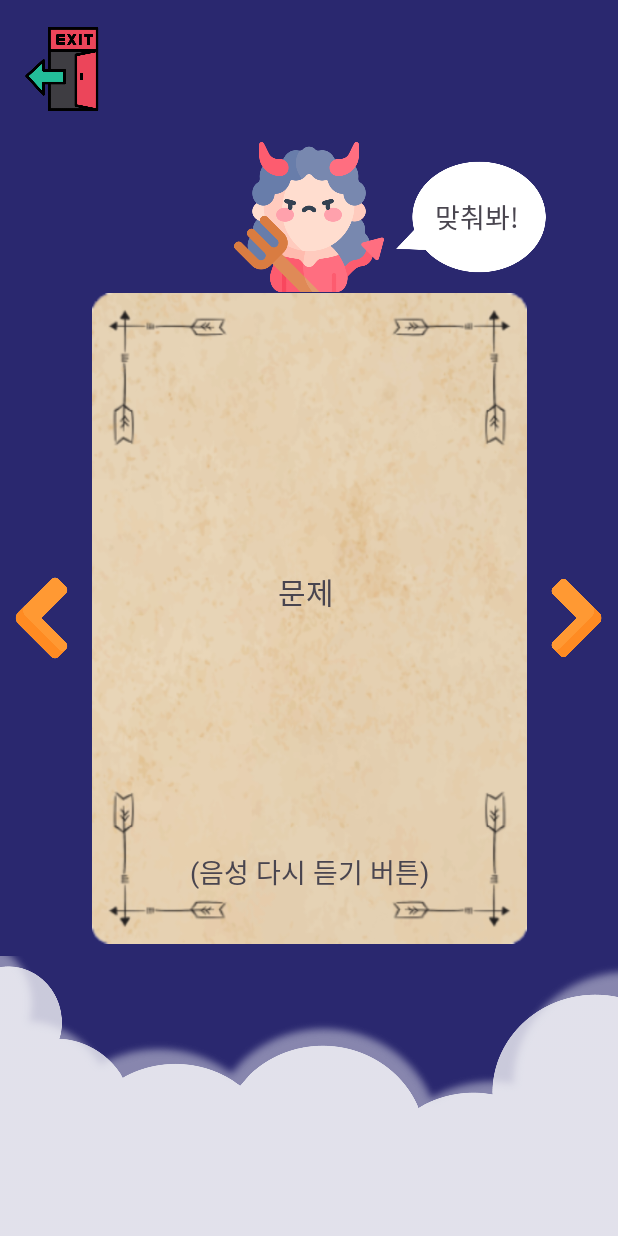
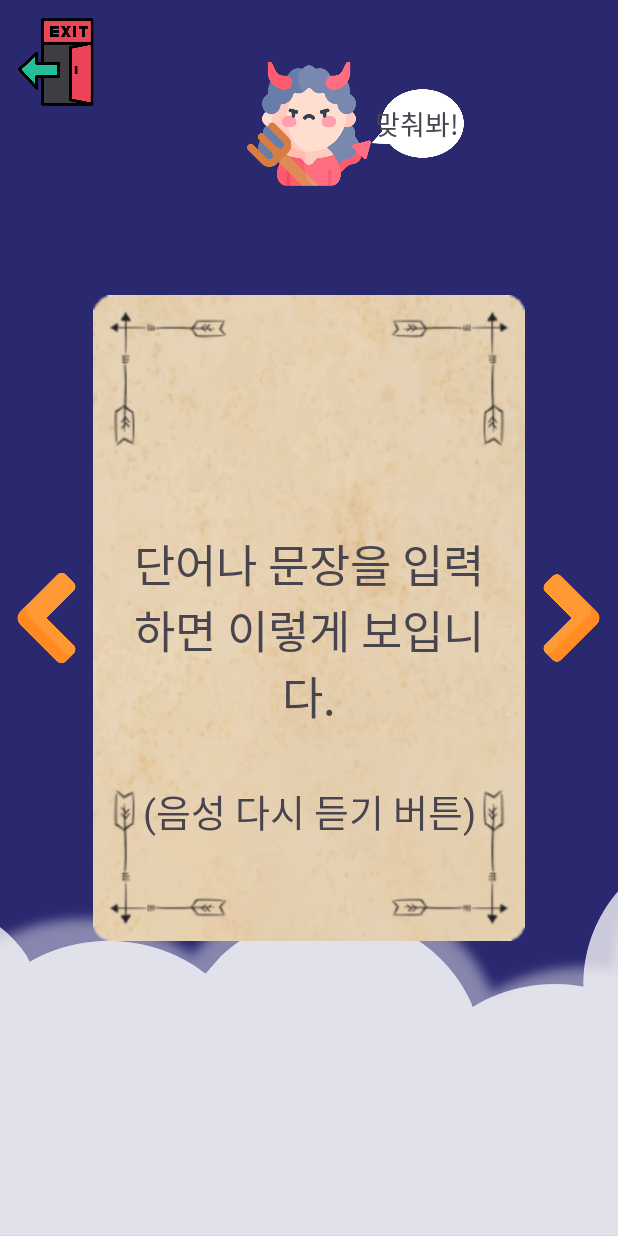
Before and after one commit to tongueEye/HearWow, an Android app: the PlayQuizActivity screen opened directly, with no data from a screen before it, on a phone screen of 412 x 824 dp. Run offline under Robolectric (Android 15) with nearby library versions, the phone set to English and light mode, and no system bars; our stand-ins replace Room's generated code; 1 statement that could not run was skipped.

Commit message:
[FIX] 퀴즈 화면 반응형 처리 및 글자수 제한 1. 퀴즈 화면 반응형 처리  - 퀴즈 카드가 폰이나 태블릿에서 실행했을 때 알맞은 비율로 보이도록 수정 2. 글자 수 제한  - 듣고 따라 말할 수 있는 한 문장 기준 30자로 입력 글자 수 제한

```diff
--- a/app/src/main/java/com/tongueeye/wordcard/MainActivity.kt
+++ b/app/src/main/java/com/tongueeye/wordcard/MainActivity.kt
@@ -5,22 +5,13 @@ import android.content.pm.PackageManager
 import android.graphics.Color
 import android.graphics.drawable.ColorDrawable
 import android.net.Uri
-import android.os.Build
 import android.os.Bundle
 import android.provider.MediaStore
 import android.speech.tts.TextToSpeech
 import android.text.Editable
 import android.text.TextWatcher
-import android.util.Log
 import android.view.LayoutInflater
-import com.google.android.material.snackbar.Snackbar
 import androidx.appcompat.app.AppCompatActivity
-import androidx.navigation.findNavController
-import androidx.navigation.ui.AppBarConfiguration
-import androidx.navigation.ui.navigateUp
-import androidx.navigation.ui.setupActionBarWithNavController
-import android.view.Menu
-import android.view.MenuItem
 import android.view.View
 import android.widget.Toast
 import androidx.appcompat.app.AlertDialog
@@ -126,7 +117,7 @@ class MainActivity : AppCompatActivity(), TextToSpeech.OnInitListener {
             }
             override fun onTextChanged(s: CharSequence?, start: Int, before: Int, count: Int) {
                 // 변경 중
-                dialogBinding.qtextCountTV.text="(${s?.length}자/100자)"
+                dialogBinding.qtextCountTV.text="(${s?.length}자/30자)"
             }
             override fun afterTextChanged(s: Editable?) {
             }
@@ -294,13 +285,13 @@ class MainActivity : AppCompatActivity(), TextToSpeech.OnInitListener {
             DELETE_IMAGE_CHECK = 1
         }
 
-        dialogBinding.qtextCountTV.text="(${dialogBinding.quizEditText.text.length}자/100자)"
+        dialogBinding.qtextCountTV.text="(${dialogBinding.quizEditText.text.length}자/30자)"
         dialogBinding.quizEditText.addTextChangedListener(object: TextWatcher{
             override fun beforeTextChanged(s: CharSequence?, start: Int, count: Int, after: Int) {
             }
             override fun onTextChanged(s: CharSequence?, start: Int, before: Int, count: Int) {
                 // 변경 중
-                dialogBinding.qtextCountTV.text="(${s?.length}자/100자)"
+                dialogBinding.qtextCountTV.text="(${s?.length}자/30자)"
             }
             override fun afterTextChanged(s: Editable?) {
             }
@@ -456,6 +447,4 @@ class MainActivity : AppCompatActivity(), TextToSpeech.OnInitListener {
         dialog.show()
     }
 
-
-
 }
--- a/app/src/main/res/layout/activity_play_quiz.xml
+++ b/app/src/main/res/layout/activity_play_quiz.xml
@@ -6,128 +6,155 @@
     android:layout_height="match_parent"
     android:background="@color/dark_night">
 
+    <!-- 배경 이미지 -->
     <ImageView
         android:id="@+id/play_quiz_bottom"
-        android:layout_width="match_parent"
+        android:layout_width="0dp"
         android:layout_height="0dp"
         android:scaleType="centerCrop"
         app:layout_constraintBottom_toBottomOf="parent"
         app:layout_constraintEnd_toEndOf="parent"
         app:layout_constraintStart_toStartOf="parent"
-        app:layout_constraintDimensionRatio="2.2:1"
+        app:layout_constraintHeight_percent="0.4"
         app:srcCompat="@drawable/splash_bottom" />
 
+    <!-- 중앙 버튼 -->
     <ImageView
         android:id="@+id/devil_check_btn"
-        android:layout_width="100dp"
-        android:layout_height="100dp"
+        android:layout_width="0dp"
+        android:layout_height="0dp"
         app:layout_constraintBottom_toTopOf="@+id/quiz_paper_IV"
         app:layout_constraintEnd_toEndOf="parent"
-        app:layout_constraintHorizontal_bias="0.501"
         app:layout_constraintStart_toStartOf="parent"
+        app:layout_constraintHeight_percent="0.15"
+        app:layout_constraintWidth_percent="0.2"
         app:srcCompat="@drawable/devil_icon" />
 
+    <!-- 대화 상자 이미지 -->
     <ImageView
         android:id="@+id/dialog_IV"
-        android:layout_width="100dp"
-        android:layout_height="100dp"
-        android:layout_marginStart="8dp"
+        android:layout_width="0dp"
+        android:layout_height="0dp"
         app:layout_constraintBottom_toBottomOf="@+id/devil_check_btn"
         app:layout_constraintStart_toEndOf="@+id/devil_check_btn"
+        app:layout_constraintHeight_percent="0.15"
+        app:layout_constraintWidth_percent="0.15"
         app:srcCompat="@drawable/dialog" />
 
+    <!-- 대화 상자 텍스트 -->
     <TextView
         android:id="@+id/dialog_TV"
         android:layout_width="wrap_content"
         android:layout_height="wrap_content"
-        android:layout_marginStart="16dp"
         android:fontFamily="@font/nexon_cart_gothic_bold"
         android:text="맞춰봐!"
-        android:textSize="18dp"
+        android:textSize="18sp"
         android:textAlignment="center"
         app:layout_constraintBottom_toBottomOf="@+id/dialog_IV"
         app:layout_constraintEnd_toEndOf="@+id/dialog_IV"
         app:layout_constraintStart_toEndOf="@+id/devil_check_btn"
         app:layout_constraintTop_toTopOf="@+id/dialog_IV" />
 
+    <!-- 문제 카드 배경 -->
     <ImageView
         android:id="@+id/quiz_paper_IV"
-        android:layout_width="290dp"
-        android:layout_height="435dp"
+        android:layout_width="0dp"
+        android:layout_height="0dp"
         app:layout_constraintBottom_toBottomOf="@+id/play_quiz_bottom"
         app:layout_constraintEnd_toEndOf="parent"
+        app:layout_constraintHeight_percent="0.65"
         app:layout_constraintStart_toStartOf="parent"
         app:layout_constraintTop_toTopOf="parent"
+        app:layout_constraintWidth_percent="0.7"
         app:srcCompat="@drawable/quiz_card_paper" />
 
+    <!-- 좌측 버튼 -->
     <ImageView
         android:id="@+id/leftBtn"
-        android:layout_width="55dp"
-        android:layout_height="80dp"
+        android:layout_width="0dp"
+        android:layout_height="0dp"
         app:layout_constraintBottom_toBottomOf="@+id/quiz_paper_IV"
         app:layout_constraintStart_toStartOf="parent"
         app:layout_constraintTop_toTopOf="@+id/quiz_paper_IV"
+        app:layout_constraintHeight_percent="0.1"
+        app:layout_constraintWidth_percent="0.15"
         app:srcCompat="@drawable/arrow_left" />
 
+    <!-- 우측 버튼 -->
     <ImageView
         android:id="@+id/rightBtn"
-        android:layout_width="55dp"
-        android:layout_height="80dp"
+        android:layout_width="0dp"
+        android:layout_height="0dp"
         app:layout_constraintBottom_toBottomOf="@+id/quiz_paper_IV"
         app:layout_constraintEnd_toEndOf="parent"
         app:layout_constraintTop_toTopOf="@+id/quiz_paper_IV"
+        app:layout_constraintHeight_percent="0.1"
+        app:layout_constraintWidth_percent="0.15"
         app:srcCompat="@drawable/arrow_right" />
 
+    <!-- 종료 버튼 -->
     <ImageView
         android:id="@+id/exit_btn"
-        android:layout_width="70dp"
-        android:layout_height="60dp"
+        android:layout_width="0dp"
+        android:layout_height="0dp"
         android:layout_marginStart="10dp"
-        android:layout_marginTop="16dp"
         app:layout_constraintStart_toStartOf="parent"
         app:layout_constraintTop_toTopOf="parent"
+        app:layout_constraintHeight_percent="0.1"
+        app:layout_constraintWidth_percent="0.15"
         app:srcCompat="@drawable/exit_btn" />
+
+    <!-- 문제 텍스트 -->
+
+    <!-- 문제 이미지 -->
+
+    <!-- 음성 재생 버튼 텍스트 -->
 
     <TextView
         android:id="@+id/question_TV"
-        android:layout_width="230dp"
-        android:layout_height="0dp"
-        android:layout_marginTop="35dp"
-        android:layout_marginEnd="4dp"
-        android:layout_marginBottom="8dp"
+        android:layout_width="0dp"
+        android:layout_height="wrap_content"
         android:fontFamily="@font/nexon_cart_gothic_medium"
         android:gravity="center"
-        android:text="문제"
+        android:text="단어나 문장을 입력하면 이렇게 보입니다."
         android:textAlignment="center"
-        android:textSize="20dp"
+        android:textSize="30sp"
+        android:paddingStart="20dp"
+        android:paddingEnd="20dp"
         app:layout_constraintBottom_toTopOf="@+id/tts_replay_TV"
         app:layout_constraintEnd_toEndOf="@+id/quiz_paper_IV"
+        app:layout_constraintHorizontal_bias="0.0"
         app:layout_constraintStart_toStartOf="@+id/quiz_paper_IV"
-        app:layout_constraintTop_toBottomOf="@+id/question_IV" />
+        app:layout_constraintTop_toBottomOf="@+id/question_IV"
+        app:layout_constraintVertical_bias="0.5" />
 
     <ImageView
         android:id="@+id/question_IV"
-        android:layout_width="150dp"
-        android:layout_height="150dp"
-        android:layout_marginTop="50dp"
+        android:layout_width="0dp"
+        android:layout_height="0dp"
         android:scaleType="fitCenter"
         android:visibility="gone"
+        app:layout_constraintBottom_toTopOf="@+id/play_quiz_bottom"
         app:layout_constraintEnd_toEndOf="@+id/quiz_paper_IV"
+        app:layout_constraintHeight_percent="0.25"
+        app:layout_constraintHorizontal_bias="0.575"
         app:layout_constraintStart_toStartOf="@+id/quiz_paper_IV"
         app:layout_constraintTop_toBottomOf="@+id/devil_check_btn"
+        app:layout_constraintWidth_percent="0.5"
         app:srcCompat="@drawable/add_photo_white" />
 
     <TextView
         android:id="@+id/tts_replay_TV"
         android:layout_width="wrap_content"
         android:layout_height="wrap_content"
-        android:layout_marginBottom="35dp"
+        android:layout_marginBottom="120dp"
         android:fontFamily="@font/nexon_cart_gothic_bold"
         android:text="(음성 다시 듣기 버튼)"
-        android:textSize="18dp"
+        android:textSize="25sp"
         app:layout_constraintBottom_toBottomOf="@+id/quiz_paper_IV"
         app:layout_constraintEnd_toEndOf="@+id/quiz_paper_IV"
-        app:layout_constraintStart_toStartOf="@+id/quiz_paper_IV" />
-
+        app:layout_constraintStart_toStartOf="@+id/quiz_paper_IV"
+        app:layout_constraintTop_toTopOf="@+id/play_quiz_bottom"
+        app:layout_constraintVertical_bias="1.0" />
 
 </androidx.constraintlayout.widget.ConstraintLayout>
--- a/app/src/main/res/layout/dialog_create_quiz.xml
+++ b/app/src/main/res/layout/dialog_create_quiz.xml
@@ -53,7 +53,7 @@
         android:inputType="text"
         android:textSize="23sp"
         android:maxLines="6"
-        android:maxLength="100" />
+        android:maxLength="30" />
 
     <TextView
         android:id="@+id/qtextCountTV"
--- a/app/src/main/res/values/strings.xml
+++ b/app/src/main/res/values/strings.xml
@@ -1,7 +1,7 @@
 <resources>
     <string name="app_name">WordCard</string>
     <string name="QuizName">퀴즈 문제</string>
-    <string name="dialog_create_text_count">(0자/100자)</string>
+    <string name="dialog_create_text_count">(0자/30자)</string>
     <string name="cancel_text">취소</string>
     <string name="confirm_text">확인</string>
     <string name="question_cnt">(풀 문제/전체 문제)</string>
```
